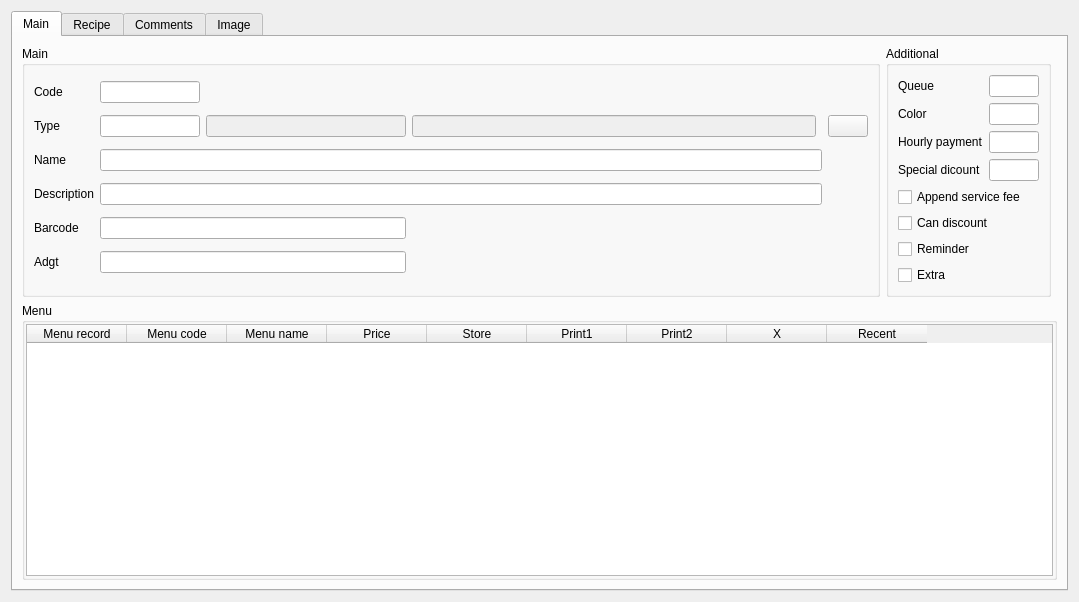
Above: Editors/c5dishwidget.ui from End1-1/Cafe5 before the change. Below: the same form after it.
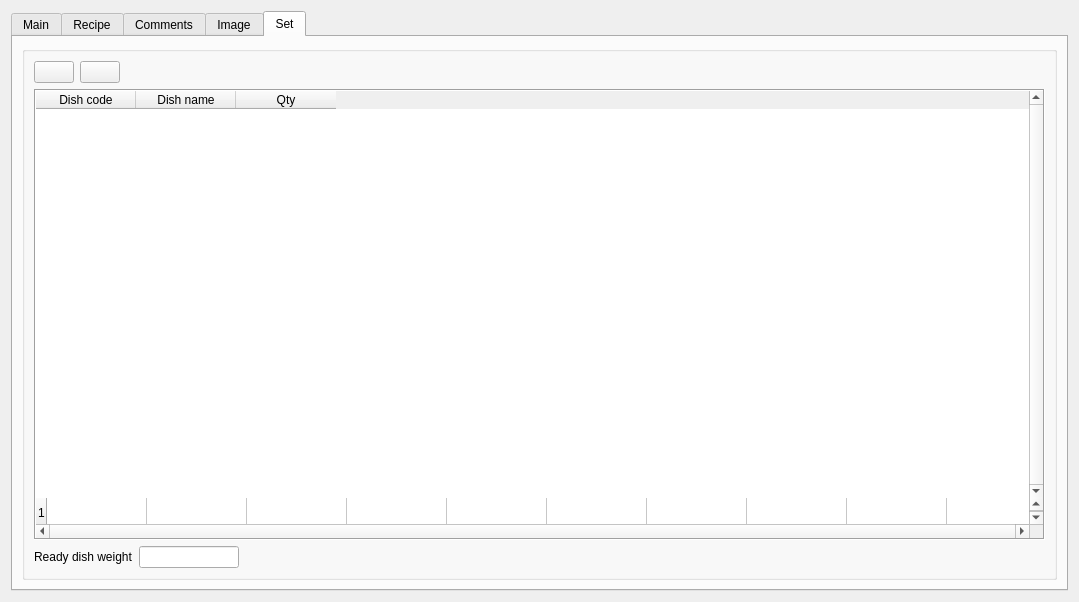
That is the form after the change. The open tabs and pages were chosen to show the change. Icons and pictures are not drawn. Custom widgets are drawn as their Qt base class.

```diff
--- a/Editors/c5dishwidget.ui
+++ b/Editors/c5dishwidget.ui
@@ -949,6 +949,283 @@
        </item>
       </layout>
      </widget>
+     <widget class="QWidget" name="tab_5">
+      <attribute name="title">
+       <string>Set</string>
+      </attribute>
+      <layout class="QHBoxLayout" name="horizontalLayout_9">
+       <item>
+        <widget class="QGroupBox" name="groupBox_5">
+         <property name="title">
+          <string/>
+         </property>
+         <layout class="QGridLayout" name="gridLayout_5">
+          <item row="1" column="0">
+           <widget class="QFrame" name="frame_2">
+            <property name="frameShape">
+             <enum>QFrame::Box</enum>
+            </property>
+            <property name="frameShadow">
+             <enum>QFrame::Sunken</enum>
+            </property>
+            <layout class="QVBoxLayout" name="verticalLayout_5">
+             <property name="spacing">
+              <number>0</number>
+             </property>
+             <property name="leftMargin">
+              <number>0</number>
+             </property>
+             <property name="topMargin">
+              <number>0</number>
+             </property>
+             <property name="rightMargin">
+              <number>0</number>
+             </property>
+             <property name="bottomMargin">
+              <number>0</number>
+             </property>
+             <item>
+              <widget class="C5TableWidget" name="tblSet">
+               <property name="sizePolicy">
+                <sizepolicy hsizetype="Expanding" vsizetype="Expanding">
+                 <horstretch>0</horstretch>
+                 <verstretch>2</verstretch>
+                </sizepolicy>
+               </property>
+               <property name="frameShape">
+                <enum>QFrame::NoFrame</enum>
+               </property>
+               <property name="verticalScrollBarPolicy">
+                <enum>Qt::ScrollBarAlwaysOn</enum>
+               </property>
+               <property name="horizontalScrollBarPolicy">
+                <enum>Qt::ScrollBarAlwaysOff</enum>
+               </property>
+               <property name="editTriggers">
+                <set>QAbstractItemView::NoEditTriggers</set>
+               </property>
+               <property name="selectionMode">
+                <enum>QAbstractItemView::SingleSelection</enum>
+               </property>
+               <property name="selectionBehavior">
+                <enum>QAbstractItemView::SelectRows</enum>
+               </property>
+               <column>
+                <property name="text">
+                 <string>Dish code</string>
+                </property>
+               </column>
+               <column>
+                <property name="text">
+                 <string>Dish name</string>
+                </property>
+               </column>
+               <column>
+                <property name="text">
+                 <string>Qty</string>
+                </property>
+               </column>
+              </widget>
+             </item>
+             <item>
+              <widget class="C5TableWidget" name="tblRecipeTotal_2">
+               <property name="maximumSize">
+                <size>
+                 <width>16777215</width>
+                 <height>40</height>
+                </size>
+               </property>
+               <property name="frameShape">
+                <enum>QFrame::NoFrame</enum>
+               </property>
+               <property name="verticalScrollBarPolicy">
+                <enum>Qt::ScrollBarAlwaysOn</enum>
+               </property>
+               <property name="horizontalScrollBarPolicy">
+                <enum>Qt::ScrollBarAlwaysOn</enum>
+               </property>
+               <property name="editTriggers">
+                <set>QAbstractItemView::NoEditTriggers</set>
+               </property>
+               <attribute name="horizontalHeaderVisible">
+                <bool>false</bool>
+               </attribute>
+               <row>
+                <property name="text">
+                 <string>1</string>
+                </property>
+               </row>
+               <column>
+                <property name="text">
+                 <string>New Column</string>
+                </property>
+               </column>
+               <column>
+                <property name="text">
+                 <string>New Column</string>
+                </property>
+               </column>
+               <column>
+                <property name="text">
+                 <string>New Column</string>
+                </property>
+               </column>
+               <column>
+                <property name="text">
+                 <string>New Column</string>
+                </property>
+               </column>
+               <column>
+                <property name="text">
+                 <string>New Column</string>
+                </property>
+               </column>
+               <column>
+                <property name="text">
+                 <string>New Column</string>
+                </property>
+               </column>
+               <column>
+                <property name="text">
+                 <string>New Column</string>
+                </property>
+               </column>
+               <column>
+                <property name="text">
+                 <string>New Column</string>
+                </property>
+               </column>
+               <column>
+                <property name="text">
+                 <string>New Column</string>
+                </property>
+               </column>
+              </widget>
+             </item>
+            </layout>
+           </widget>
+          </item>
+          <item row="2" column="0">
+           <widget class="QWidget" name="widget_3" native="true">
+            <layout class="QHBoxLayout" name="horizontalLayout_7">
+             <property name="leftMargin">
+              <number>0</number>
+             </property>
+             <property name="topMargin">
+              <number>0</number>
+             </property>
+             <property name="rightMargin">
+              <number>0</number>
+             </property>
+             <property name="bottomMargin">
+              <number>0</number>
+             </property>
+             <item>
+              <widget class="QLabel" name="label_12">
+               <property name="text">
+                <string>Ready dish weight</string>
+               </property>
+              </widget>
+             </item>
+             <item>
+              <widget class="C5LineEditWithSelector" name="leReadyWeight_2">
+               <property name="maximumSize">
+                <size>
+                 <width>100</width>
+                 <height>16777215</height>
+                </size>
+               </property>
+               <property name="Field" stdset="0">
+                <string>f_netweight</string>
+               </property>
+              </widget>
+             </item>
+             <item>
+              <spacer name="horizontalSpacer_3">
+               <property name="orientation">
+                <enum>Qt::Horizontal</enum>
+               </property>
+               <property name="sizeHint" stdset="0">
+                <size>
+                 <width>473</width>
+                 <height>20</height>
+                </size>
+               </property>
+              </spacer>
+             </item>
+            </layout>
+           </widget>
+          </item>
+          <item row="0" column="0">
+           <widget class="QWidget" name="widget_4" native="true">
+            <layout class="QHBoxLayout" name="horizontalLayout_8">
+             <property name="leftMargin">
+              <number>0</number>
+             </property>
+             <property name="topMargin">
+              <number>0</number>
+             </property>
+             <property name="rightMargin">
+              <number>0</number>
+             </property>
+             <property name="bottomMargin">
+              <number>0</number>
+             </property>
+             <item>
+              <widget class="QPushButton" name="btnAddToSet">
+               <property name="focusPolicy">
+                <enum>Qt::NoFocus</enum>
+               </property>
+               <property name="toolTip">
+                <string>Add goods (+)</string>
+               </property>
+               <property name="text">
+                <string/>
+               </property>
+               <property name="icon">
+                <iconset resource="../resources/res.qrc">
+                 <normaloff>:/add.png</normaloff>:/add.png</iconset>
+               </property>
+              </widget>
+             </item>
+             <item>
+              <widget class="QPushButton" name="btnRemoveFromSet">
+               <property name="focusPolicy">
+                <enum>Qt::NoFocus</enum>
+               </property>
+               <property name="toolTip">
+                <string>Remove selected row (-)</string>
+               </property>
+               <property name="text">
+                <string/>
+               </property>
+               <property name="icon">
+                <iconset resource="../resources/res.qrc">
+                 <normaloff>:/remove.png</normaloff>:/remove.png</iconset>
+               </property>
+              </widget>
+             </item>
+             <item>
+              <spacer name="horizontalSpacer_5">
+               <property name="orientation">
+                <enum>Qt::Horizontal</enum>
+               </property>
+               <property name="sizeHint" stdset="0">
+                <size>
+                 <width>584</width>
+                 <height>20</height>
+                </size>
+               </property>
+              </spacer>
+             </item>
+            </layout>
+           </widget>
+          </item>
+         </layout>
+        </widget>
+       </item>
+      </layout>
+     </widget>
     </widget>
    </item>
   </layout>
```
Left out of the diff: 38 changed lines with no effect on the pictures.
